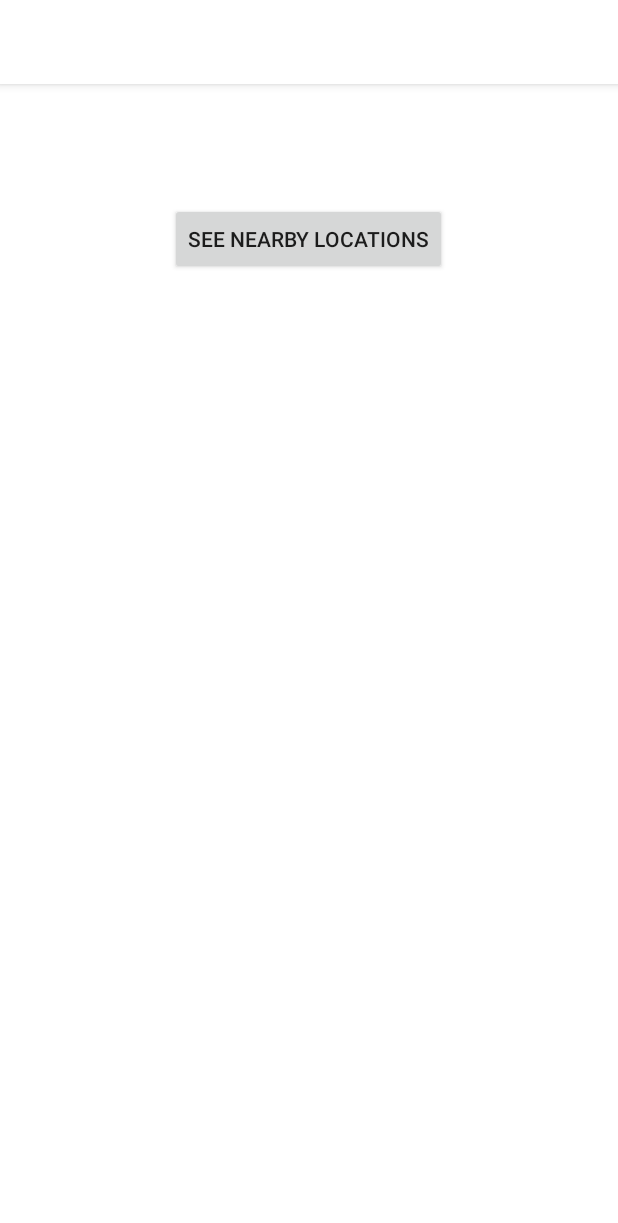
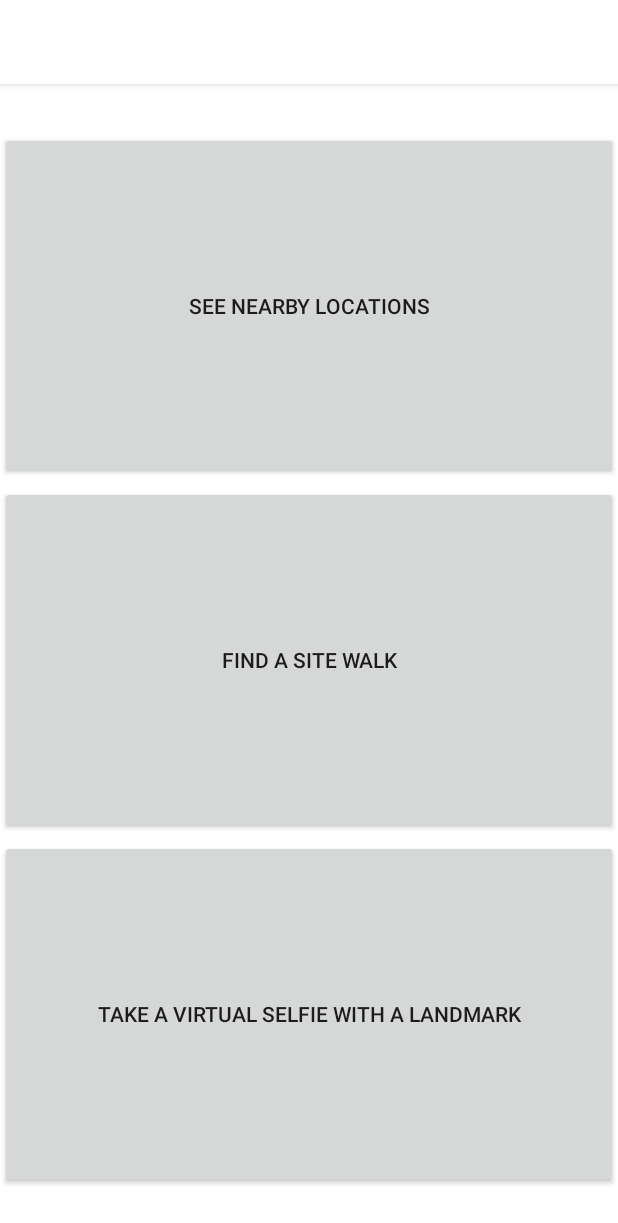
Before and after one commit to Adam-Foot/PRCO304, an Android app: the screen it shows after launch (MainActivity), on a phone screen of 412 x 824 dp. Shown: the top 1223 px of the screen. Run offline under Robolectric (Android 15) with nearby library versions, the phone set to English and light mode, and no system bars; our stand-ins replace navigation-ui.

Commit message:
Added new buttons to home fragment and added strings for the buttons

```diff
--- a/app/src/main/res/layout/fragment_home.xml
+++ b/app/src/main/res/layout/fragment_home.xml
@@ -1,33 +1,47 @@
 <?xml version="1.0" encoding="utf-8"?>
 <androidx.constraintlayout.widget.ConstraintLayout xmlns:android="http://schemas.android.com/apk/res/android"
     xmlns:app="http://schemas.android.com/apk/res-auto"
+    xmlns:tools="http://schemas.android.com/tools"
     android:layout_width="match_parent"
     android:layout_height="match_parent"
     android:background="@color/colorWhite">
 
-    <TextView
-        android:id="@+id/text_home"
-        android:layout_width="match_parent"
-        android:layout_height="wrap_content"
-        android:layout_marginStart="8dp"
-        android:layout_marginTop="8dp"
-        android:layout_marginEnd="8dp"
-        android:textAlignment="center"
-        android:textSize="20sp"
-        app:layout_constraintEnd_toEndOf="parent"
-        app:layout_constraintStart_toStartOf="parent"
-        app:layout_constraintTop_toTopOf="parent" />
-
     <Button
         android:id="@+id/btnNearby"
-        android:layout_width="wrap_content"
-        android:layout_height="wrap_content"
+        android:layout_width="0dp"
+        android:layout_height="0dp"
+        android:layout_marginTop="32dp"
+        android:layout_marginBottom="2dp"
         android:text="@string/nearby_locations"
-        app:layout_constraintBottom_toBottomOf="parent"
+        app:layout_constraintBottom_toTopOf="@+id/btnSiteWalk"
         app:layout_constraintEnd_toEndOf="parent"
         app:layout_constraintHorizontal_bias="0.498"
         app:layout_constraintStart_toStartOf="parent"
-        app:layout_constraintTop_toBottomOf="@+id/text_home"
+        app:layout_constraintTop_toTopOf="parent"
         app:layout_constraintVertical_bias="0.064" />
 
+    <Button
+        android:id="@+id/btnSiteWalk"
+        android:layout_width="0dp"
+        android:layout_height="0dp"
+        android:layout_marginTop="2dp"
+        android:layout_marginBottom="2dp"
+        android:text="@string/find_site_walk"
+        app:layout_constraintBottom_toTopOf="@+id/btnSelfieLandmark"
+        app:layout_constraintEnd_toEndOf="parent"
+        app:layout_constraintStart_toStartOf="parent"
+        app:layout_constraintTop_toBottomOf="@+id/btnNearby" />
+
+    <Button
+        android:id="@+id/btnSelfieLandmark"
+        android:layout_width="0dp"
+        android:layout_height="0dp"
+        android:layout_marginTop="2dp"
+        android:layout_marginBottom="32dp"
+        android:text="@string/selfie_with_landmark"
+        app:layout_constraintBottom_toBottomOf="parent"
+        app:layout_constraintEnd_toEndOf="parent"
+        app:layout_constraintStart_toStartOf="parent"
+        app:layout_constraintTop_toBottomOf="@+id/btnSiteWalk" />
+
 </androidx.constraintlayout.widget.ConstraintLayout>
--- a/app/src/main/res/values/strings.xml
+++ b/app/src/main/res/values/strings.xml
@@ -27,4 +27,8 @@
     <string name="password_forget">Forgotten your password?</string>
 
     <string name="adminText">Please login below. If you do not have an Admin account you cannot login.</string>
+
+    <string name="find_site_walk">Find a Site Walk</string>
+
+    <string name="selfie_with_landmark">Take a Virtual Selfie with a Landmark</string>
 </resources>
```
